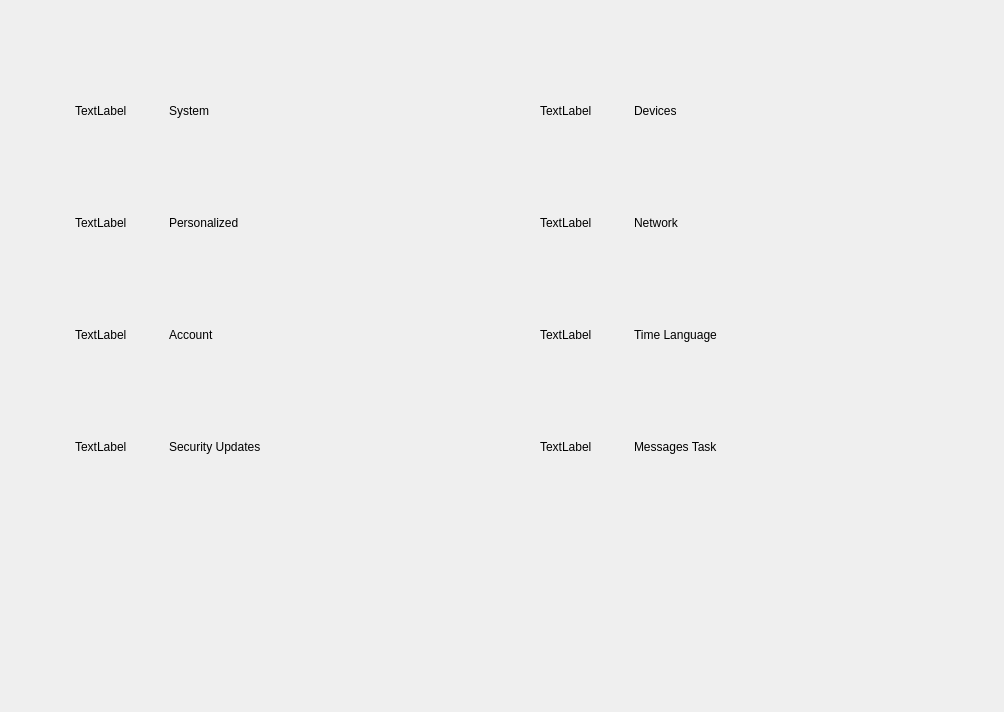
The window that mainui/mainpagewidget.ui (ukui/ukui-control-center) describes before a commit, drawn with Qt 5.
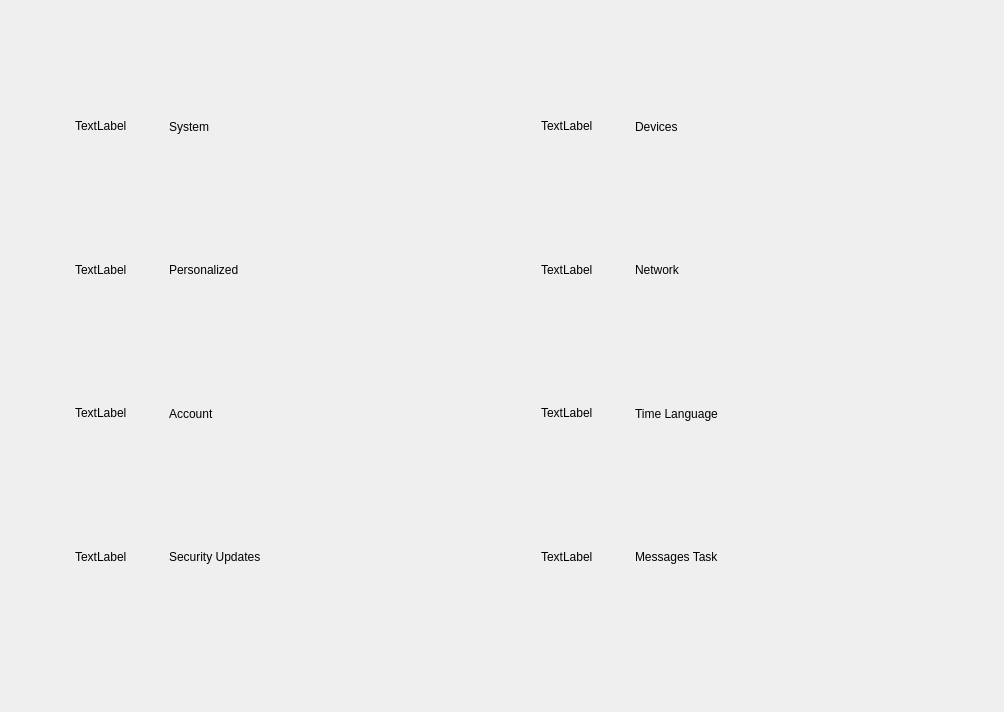
The same window after the commit.

What changed in the file:
```diff
--- a/mainui/mainpagewidget.ui
+++ b/mainui/mainpagewidget.ui
@@ -12,14 +12,14 @@
   </property>
   <property name="minimumSize">
    <size>
-    <width>1004</width>
-    <height>712</height>
+    <width>0</width>
+    <height>0</height>
    </size>
   </property>
   <property name="maximumSize">
    <size>
-    <width>1004</width>
-    <height>712</height>
+    <width>16777215</width>
+    <height>16777215</height>
    </size>
   </property>
   <property name="windowTitle">
@@ -50,14 +50,14 @@
       <widget class="QWidget" name="widget" native="true">
        <property name="minimumSize">
         <size>
-         <width>1002</width>
-         <height>72</height>
+         <width>0</width>
+         <height>0</height>
         </size>
        </property>
        <property name="maximumSize">
         <size>
-         <width>1002</width>
-         <height>72</height>
+         <width>16777215</width>
+         <height>16777215</height>
         </size>
        </property>
        <layout class="QHBoxLayout" name="horizontalLayout_2">
@@ -82,13 +82,13 @@
            <widget class="QWidget" name="widget_5" native="true">
             <property name="minimumSize">
              <size>
-              <width>502</width>
+              <width>0</width>
               <height>0</height>
              </size>
             </property>
             <property name="maximumSize">
              <size>
-              <width>502</width>
+              <width>16777215</width>
               <height>16777215</height>
              </size>
             </property>
@@ -201,13 +201,13 @@
            <widget class="QWidget" name="widget_6" native="true">
             <property name="minimumSize">
              <size>
-              <width>502</width>
+              <width>0</width>
               <height>0</height>
              </size>
             </property>
             <property name="maximumSize">
              <size>
-              <width>502</width>
+              <width>16777215</width>
               <height>16777215</height>
              </size>
             </property>
@@ -325,14 +325,14 @@
       <widget class="QWidget" name="widget_2" native="true">
        <property name="minimumSize">
         <size>
-         <width>1002</width>
-         <height>72</height>
+         <width>0</width>
+         <height>0</height>
         </size>
        </property>
        <property name="maximumSize">
         <size>
-         <width>1002</width>
-         <height>72</height>
+         <width>16777215</width>
+         <height>16777215</height>
         </size>
        </property>
        <layout class="QHBoxLayout" name="horizontalLayout_5">
@@ -357,13 +357,13 @@
            <widget class="QWidget" name="widget_7" native="true">
             <property name="minimumSize">
              <size>
-              <width>502</width>
+              <width>0</width>
               <height>0</height>
              </size>
             </property>
             <property name="maximumSize">
              <size>
-              <width>502</width>
+              <width>16777215</width>
               <height>16777215</height>
              </size>
             </property>
@@ -479,13 +479,13 @@
            <widget class="QWidget" name="widget_8" native="true">
             <property name="minimumSize">
              <size>
-              <width>502</width>
+              <width>0</width>
               <height>0</height>
              </size>
             </property>
             <property name="maximumSize">
              <size>
-              <width>502</width>
+              <width>16777215</width>
               <height>16777215</height>
              </size>
             </property>
@@ -609,14 +609,14 @@
       <widget class="QWidget" name="widget_3" native="true">
        <property name="minimumSize">
         <size>
-         <width>1002</width>
-         <height>72</height>
+         <width>0</width>
+         <height>0</height>
         </size>
        </property>
        <property name="maximumSize">
         <size>
-         <width>1002</width>
-         <height>72</height>
+         <width>16777215</width>
+         <height>16777215</height>
         </size>
        </property>
        <layout class="QHBoxLayout" name="horizontalLayout_8">
@@ -641,13 +641,13 @@
            <widget class="QWidget" name="widget_9" native="true">
             <property name="minimumSize">
              <size>
-              <width>502</width>
+              <width>0</width>
               <height>0</height>
              </size>
             </property>
             <property name="maximumSize">
              <size>
-              <width>502</width>
+              <width>16777215</width>
               <height>16777215</height>
              </size>
             </property>
@@ -760,13 +760,13 @@
            <widget class="QWidget" name="widget_10" native="true">
             <property name="minimumSize">
              <size>
-              <width>502</width>
+              <width>0</width>
               <height>0</height>
              </size>
             </property>
             <property name="maximumSize">
              <size>
-              <width>502</width>
+              <width>16777215</width>
               <height>16777215</height>
              </size>
             </property>
@@ -884,14 +884,14 @@
       <widget class="QWidget" name="widget_4" native="true">
        <property name="minimumSize">
         <size>
-         <width>1002</width>
-         <height>72</height>
+         <width>0</width>
+         <height>0</height>
         </size>
        </property>
        <property name="maximumSize">
         <size>
-         <width>1002</width>
-         <height>72</height>
+         <width>16777215</width>
+         <height>16777215</height>
         </size>
        </property>
        <layout class="QHBoxLayout" name="horizontalLayout_15">
@@ -916,13 +916,13 @@
            <widget class="QWidget" name="widget_11" native="true">
             <property name="minimumSize">
              <size>
-              <width>502</width>
+              <width>0</width>
               <height>0</height>
              </size>
             </property>
             <property name="maximumSize">
              <size>
-              <width>502</width>
+              <width>16777215</width>
               <height>16777215</height>
              </size>
             </property>
@@ -1035,13 +1035,13 @@
            <widget class="QWidget" name="widget_12" native="true">
             <property name="minimumSize">
              <size>
-              <width>502</width>
+              <width>0</width>
               <height>0</height>
              </size>
             </property>
             <property name="maximumSize">
              <size>
-              <width>502</width>
+              <width>16777215</width>
               <height>16777215</height>
              </size>
             </property>
```
